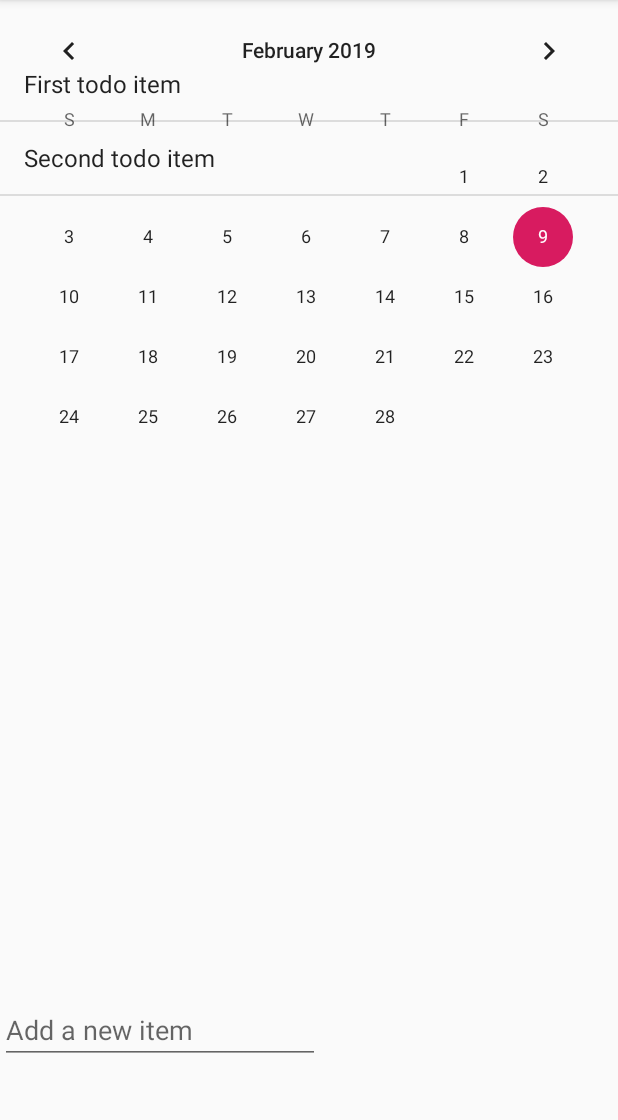
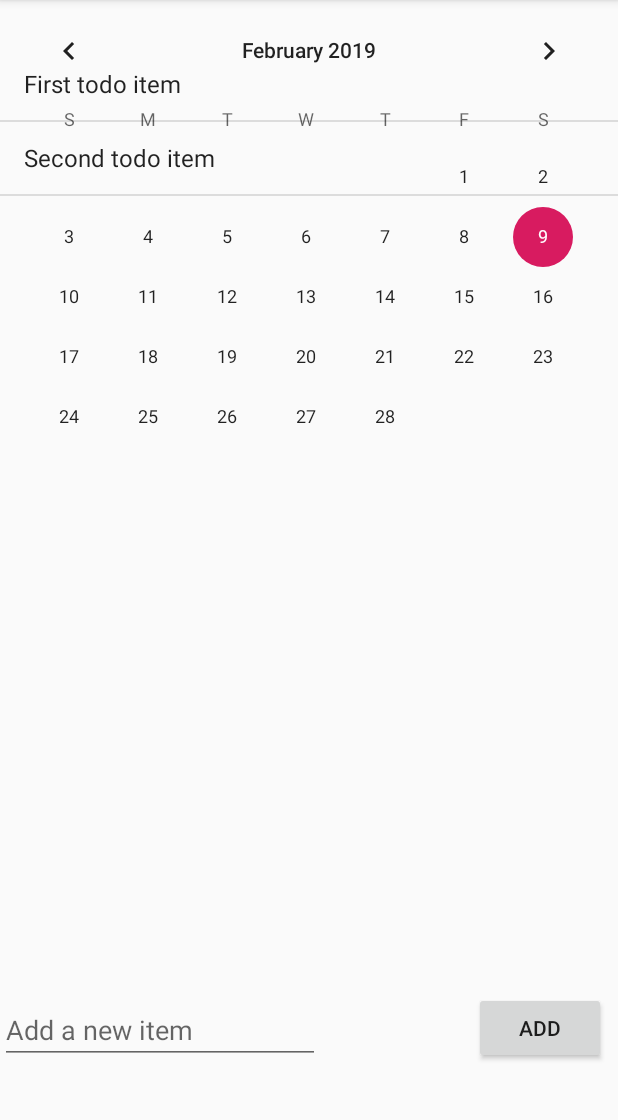
Before and after one commit to maxinepqk/Foodprint, an Android app: the fragment ListFragment placed in its activity, on a phone screen of 412 x 824 dp, the part 84-1204 px from its top. Run offline under Robolectric (Android 15) with nearby library versions, the phone set to English and light mode, and no system bars; 3 statements that could not run were skipped.

Commit message:
added button listener for list tab

```diff
--- a/app/src/main/java/com/example/foodprint/ListFragment.java
+++ b/app/src/main/java/com/example/foodprint/ListFragment.java
@@ -9,6 +9,7 @@ import android.view.View;
 import android.view.ViewGroup;
 import android.widget.AdapterView;
 import android.widget.ArrayAdapter;
+import android.widget.Button;
 import android.widget.EditText;
 import android.widget.ListView;
 import android.widget.Toast;
@@ -62,7 +63,6 @@ public class ListFragment extends Fragment {
     @Override
     public void onCreate(Bundle savedInstanceState) {
         super.onCreate(savedInstanceState);
-
         mPage = getArguments().getInt(ARG_PAGE);
     }
 
@@ -89,10 +89,29 @@ public class ListFragment extends Fragment {
         // setup the listener on creation
         setupListViewListener();
 
+        // button listener
+        Button b = (Button) rootView.findViewById(R.id.btnAddItem);
+        b.setOnClickListener(mButtonClickListener);
+
         return rootView;
 
 
     }
+
+    private View.OnClickListener mButtonClickListener = new View.OnClickListener() {
+        public void onClick(View v) {
+            // obtain a reference to the EditText created with the layout
+            EditText etNewItem = (EditText) getActivity().findViewById(R.id.etNewItem);
+            // grab the EditText's content as a String
+            String itemText = etNewItem.getText().toString();
+            // add the item to the list via the adapter
+            itemsAdapter.add(itemText);
+            // clear the EditText by setting it to an empty String
+            etNewItem.setText("");
+            // display a notification to the user
+            Toast.makeText(getActivity().getApplicationContext(), "Item added to list", Toast.LENGTH_SHORT).show();
+        }
+    };
 
     private void setupListViewListener() {
         // set the ListView's itemLongClickListener
@@ -109,19 +128,19 @@ public class ListFragment extends Fragment {
         });
     }
 
-    public void onAddItem(View v) {
-        // obtain a reference to the EditText created with the layout
-        EditText etNewItem = (EditText) getActivity().findViewById(R.id.etNewItem);
-        // grab the EditText's content as a String
-        String itemText = etNewItem.getText().toString();
-        // add the item to the list via the adapter
-        itemsAdapter.add(itemText);
-        // clear the EditText by setting it to an empty String
-        etNewItem.setText("");
-        // display a notification to the user
-        Toast.makeText(getActivity().getApplicationContext(), "Item added to list", Toast.LENGTH_SHORT).show();
-
-    }
+//    public void onAddItem(View v) {
+//        // obtain a reference to the EditText created with the layout
+//        EditText etNewItem = (EditText) getActivity().findViewById(R.id.etNewItem);
+//        // grab the EditText's content as a String
+//        String itemText = etNewItem.getText().toString();
+//        // add the item to the list via the adapter
+//        itemsAdapter.add(itemText);
+//        // clear the EditText by setting it to an empty String
+//        etNewItem.setText("");
+//        // display a notification to the user
+//        Toast.makeText(getActivity().getApplicationContext(), "Item added to list", Toast.LENGTH_SHORT).show();
+//
+//    }
 
 //    // TODO: Rename method, update argument and hook method into UI event
 //    public void onButtonPressed(Uri uri) {
--- a/app/src/main/res/layout/fragment_list.xml
+++ b/app/src/main/res/layout/fragment_list.xml
@@ -31,16 +31,15 @@
             app:layout_constraintBottom_toBottomOf="parent"
             app:layout_constraintStart_toStartOf="parent" />
 
-        <!--<Button-->
-            <!--android:id="@+id/btnAddItem"-->
-            <!--android:layout_width="wrap_content"-->
-            <!--android:layout_height="wrap_content"-->
-            <!--android:layout_marginEnd="8dp"-->
-            <!--android:layout_marginBottom="8dp"-->
-            <!--android:onClick="onAddItem"-->
-            <!--android:text="Add"-->
-            <!--app:layout_constraintBottom_toBottomOf="parent"-->
-            <!--app:layout_constraintEnd_toEndOf="parent" />-->
+        <Button
+            android:id="@+id/btnAddItem"
+            android:layout_width="wrap_content"
+            android:layout_height="wrap_content"
+            android:layout_marginEnd="8dp"
+            android:layout_marginBottom="8dp"
+            android:text="Add"
+            app:layout_constraintBottom_toBottomOf="parent"
+            app:layout_constraintEnd_toEndOf="parent" />
 
     </android.support.constraint.ConstraintLayout>
 
```
